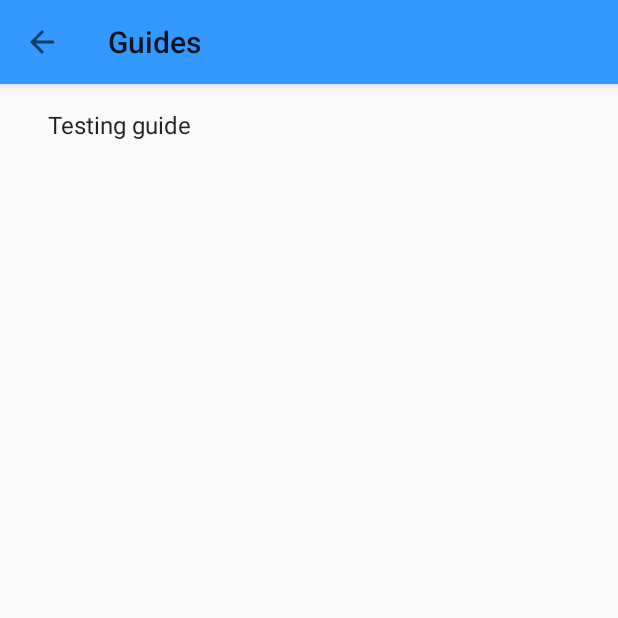
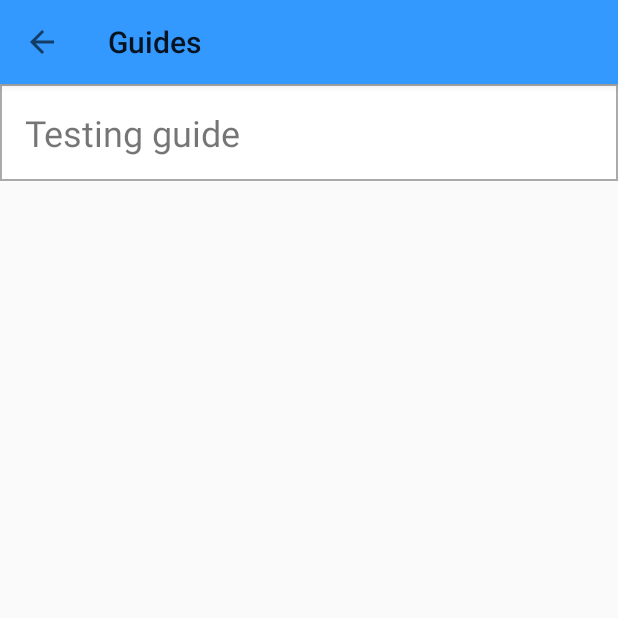
Before and after one commit to RyDVi/freshness_products, an Android app: the GuideListActivity screen opened directly, with no data from a screen before it, on a phone screen of 412 x 824 dp, the top half of it. Run offline under Robolectric (Android 15) with nearby library versions, the phone set to English and light mode, and no system bars.

Commit message:
Stylized list guides

```diff
--- a/app/src/main/res/layout/guide_list.xml
+++ b/app/src/main/res/layout/guide_list.xml
@@ -6,8 +6,6 @@
     android:name="com.rydvi.product.edibility.recognizer.guide.GuideListFragment"
     android:layout_width="match_parent"
     android:layout_height="match_parent"
-    android:layout_marginLeft="16dp"
-    android:layout_marginRight="16dp"
     app:layoutManager="LinearLayoutManager"
     tools:context=".guide.GuideListActivity"
     tools:listitem="@layout/guide_list_item" />
--- a/app/src/main/res/layout/guide_list_item.xml
+++ b/app/src/main/res/layout/guide_list_item.xml
@@ -2,13 +2,19 @@
 <LinearLayout xmlns:android="http://schemas.android.com/apk/res/android"
     android:layout_width="wrap_content"
     android:layout_height="wrap_content"
-    android:orientation="horizontal">
+    android:orientation="vertical"
+    android:padding="@dimen/list_item_padding"
+    android:background="@drawable/rectangle">
 
     <TextView
         android:id="@+id/text_guide_name"
         android:layout_width="wrap_content"
         android:layout_height="wrap_content"
-        android:layout_margin="@dimen/text_margin"
-        android:textAppearance="?attr/textAppearanceListItem" />
-
+        android:textAlignment="center"
+        android:textSize="24sp" />
+    <View
+        android:id="@+id/view"
+        android:layout_width="wrap_content"
+        android:layout_height="wrap_content"
+        android:background="@color/colorLine" />
 </LinearLayout>
```
